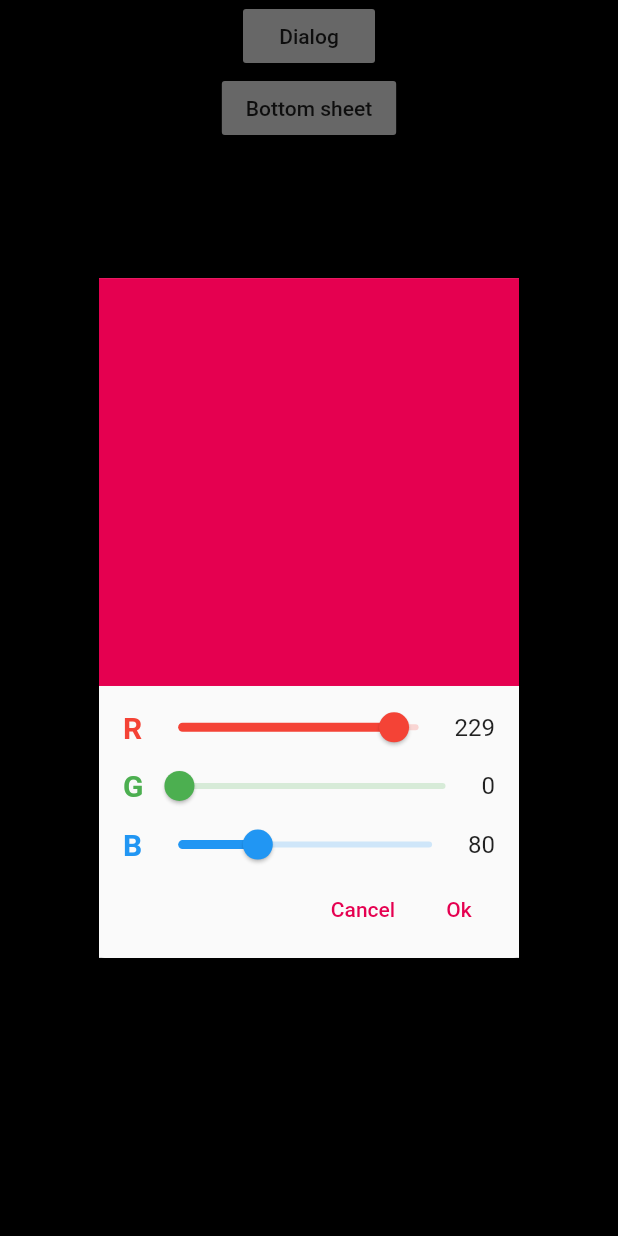
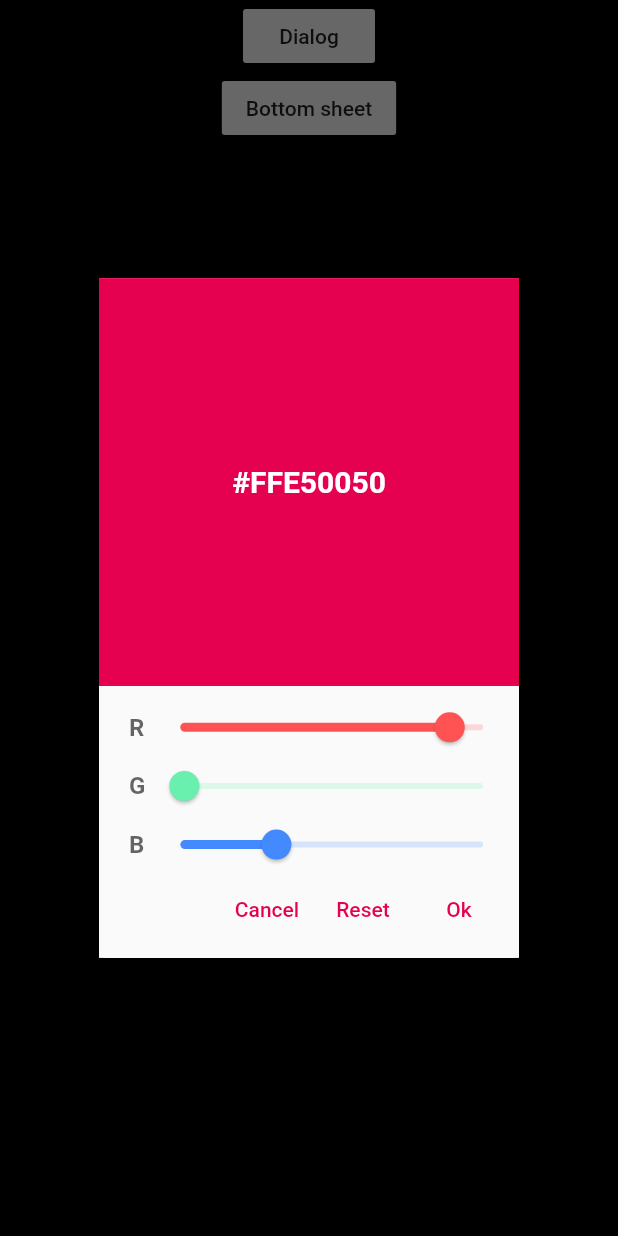
Before and after one commit to simrat39/simple_color_picker, a Flutter app: the screen it shows after launch, after a tap on "Dialog", on a phone screen of 412 x 824 dp. Run offline on Flutter 3.47's test engine with Material 2 defaults, Android fonts, the light colour scheme and no system bars; our stand-ins replace flutter_riverpod.

Commit message:
More ui improvements

```diff
--- a/lib/simple_color_picker.dart
+++ b/lib/simple_color_picker.dart
@@ -82,16 +82,32 @@ class _MaterialColorPickerState extends State<_MaterialColorPicker> {
           color: Theme.of(context).scaffoldBackgroundColor,
           child: Column(
             children: [
-              Container(
-                width: double.infinity,
-                height: widget.height * 0.6,
-                color: col,
+              Stack(
+                alignment: Alignment.center,
+                children: [
+                  Container(
+                    width: double.infinity,
+                    height: widget.height * 0.6,
+                    color: col,
+                  ),
+                  Center(
+                    child: Text(
+                      "#" + col.value.toRadixString(16).toUpperCase(),
+                      style: TextStyle(
+                        fontWeight: FontWeight.bold,
+                        fontSize: 20.0,
+                        color: col.computeLuminance() < 0.5
+                            ? Colors.white
+                            : Colors.black,
+                      ),
+                    ),
+                  ),
+                ],
               ),
               Expanded(
                 child: Padding(
                   padding: EdgeInsets.only(
-                    left: 16,
-                    right: 16,
+                    left: 20,
                     top: 8.0,
                   ),
                   child: Column(
@@ -99,19 +115,19 @@ class _MaterialColorPickerState extends State<_MaterialColorPicker> {
                     children: [
                       Expanded(
                         child: ColorRow(
-                          color: Colors.red,
+                          color: Colors.redAccent,
                           colorName: "red",
                         ),
                       ),
                       Expanded(
                         child: ColorRow(
-                          color: Colors.green,
+                          color: Colors.greenAccent,
                           colorName: "green",
                         ),
                       ),
                       Expanded(
                         child: ColorRow(
-                          color: Colors.blue,
+                          color: Colors.blueAccent,
                           colorName: "blue",
                         ),
                       ),
@@ -133,6 +149,21 @@ class _MaterialColorPickerState extends State<_MaterialColorPicker> {
                       },
                       child: Text(
                         "Cancel",
+                        style: TextStyle(
+                          color: col,
+                        ),
+                      ),
+                    ),
+                    TextButton(
+                      onPressed: () {
+                        selectedColor.setColor("red", widget.initialColor.red);
+                        selectedColor.setColor(
+                            "green", widget.initialColor.green);
+                        selectedColor.setColor(
+                            "blue", widget.initialColor.blue);
+                      },
+                      child: Text(
+                        "Reset",
                         style: TextStyle(
                           color: col,
                         ),
@@ -182,8 +213,7 @@ class _ColorRowState extends State<ColorRow> {
               widget.colorName[0].toUpperCase(),
               style: TextStyle(
                 fontWeight: FontWeight.bold,
-                fontSize: 20.0,
-                color: widget.color,
+                color: Theme.of(context).hintColor,
               ),
             ),
             Expanded(
@@ -195,12 +225,8 @@ class _ColorRowState extends State<ColorRow> {
                 max: 255,
                 activeColor: widget.color,
                 inactiveColor: widget.color.withOpacity(0.2),
-              ),
-            ),
-            Text(
-              color.color[widget.colorName].toString(),
-              style: TextStyle(
-                color: Theme.of(context).textTheme.headline6.color,
+                divisions: 255,
+                label: color.color[widget.colorName].toString(),
               ),
             ),
           ],
```
